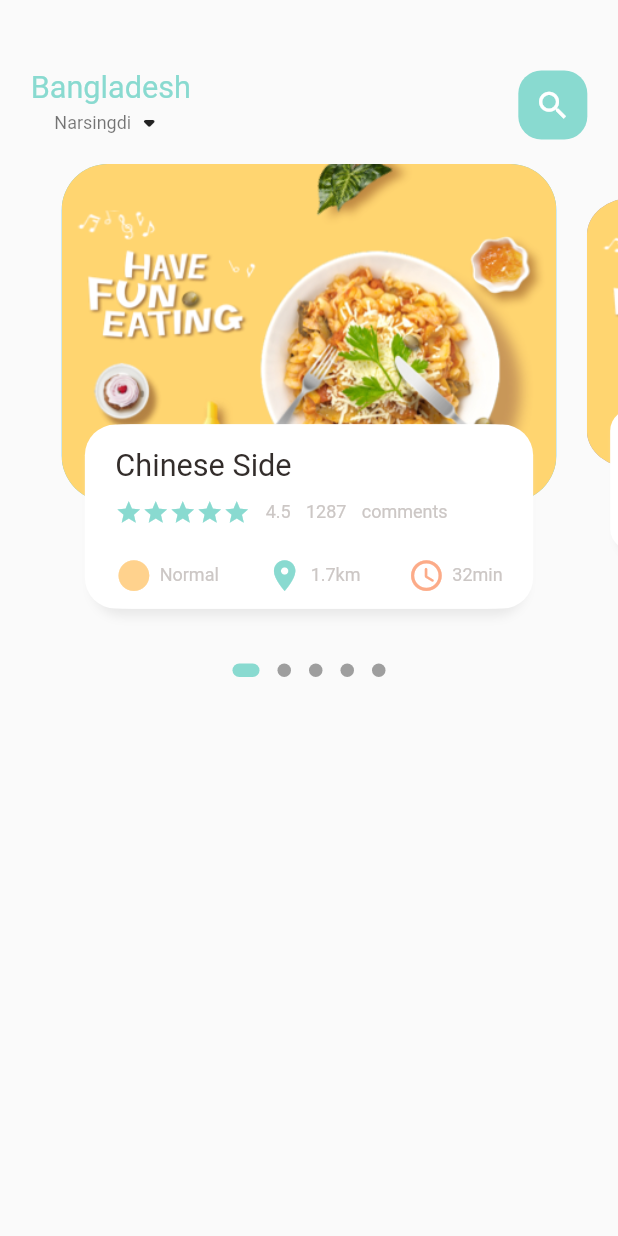
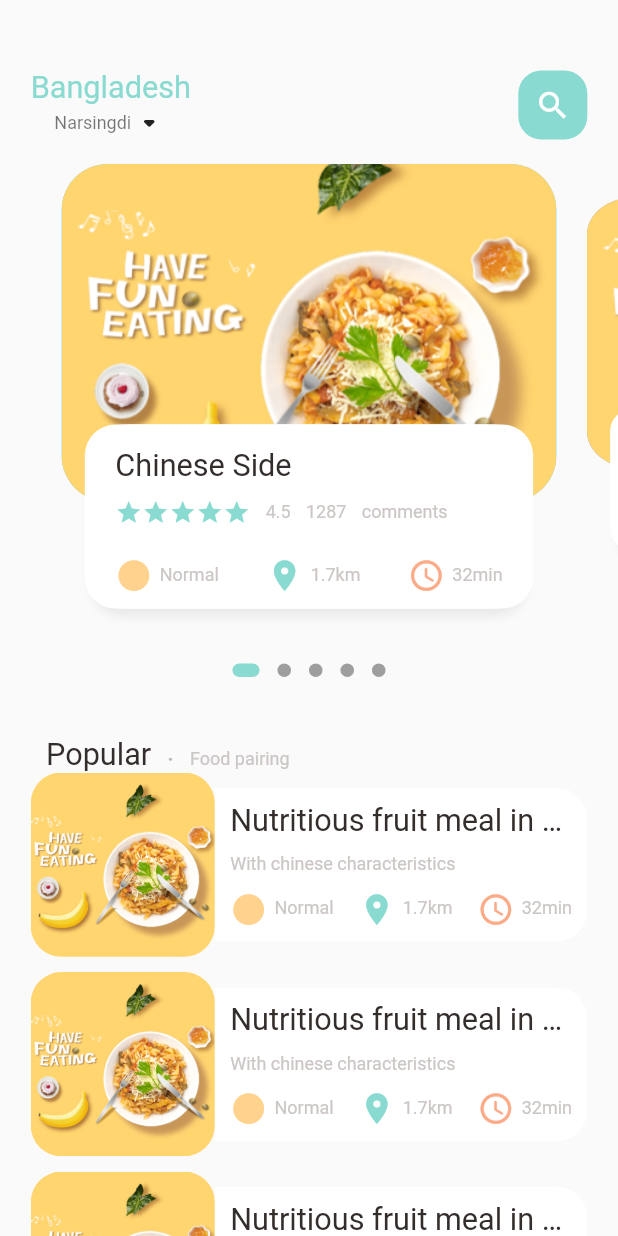
Before and after one commit to savagenur/flutter-food-delivery, a Flutter app: the screen it shows after launch, on a phone screen of 412 x 824 dp. Run offline on Flutter 3.47's test engine with Material 2 defaults, Android fonts, the phone set to English and light mode, and no system bars; drawn by our look-alikes of dots_indicator; our stand-ins replace get.

Commit message:
Bottom ListView.builder, physics, schrinkWrap, Expanded, SingleChildScrollView

```diff
--- a/lib/home/food_page_body.dart
+++ b/lib/home/food_page_body.dart
@@ -6,6 +6,7 @@ import 'package:food_delivery/utils/dimensions.dart';
 import 'package:food_delivery/widgets/big_text.dart';
 import 'package:food_delivery/widgets/icon_and_text_widget.dart';
 import 'package:food_delivery/widgets/small_text.dart';
+import 'package:get/get.dart';
 
 class FoodPageBody extends StatefulWidget {
   const FoodPageBody({Key? key}) : super(key: key);
@@ -37,6 +38,7 @@ class _FoodPageBodyState extends State<FoodPageBody> {
 
   @override
   Widget build(BuildContext context) {
+    // print('AAAAAAAAAAAAAAA: ${Get.context!.width}');
     return Column(
       children: [
         // Slider section
@@ -62,6 +64,120 @@ class _FoodPageBodyState extends State<FoodPageBody> {
                 borderRadius: BorderRadius.circular(5.0)),
           ),
         ),
+        SizedBox(
+          height: Dimensions.height30,
+        ),
+        Container(
+          margin: EdgeInsets.only(left: Dimensions.width30),
+          child: Row(
+            crossAxisAlignment: CrossAxisAlignment.end,
+            children: [
+              BigText(text: "Popular"),
+              SizedBox(
+                width: Dimensions.width10,
+              ),
+              Container(
+                margin: const EdgeInsets.only(bottom: 3),
+                child: BigText(
+                  text: '.',
+                  color: Colors.black26,
+                ),
+              ),
+              SizedBox(
+                width: Dimensions.width10,
+              ),
+              Container(
+                margin: const EdgeInsets.only(bottom: 2),
+                child: SmallText(
+                  text: "Food pairing",
+                ),
+              ),
+              // List of food and images
+            ],
+          ),
+        ),
+        Container(
+          height: 700,
+          child: ListView.builder(
+              physics: NeverScrollableScrollPhysics(),
+              // shrinkWrap: true,
+              itemCount: 10,
+              itemBuilder: ((context, index) {
+                return Container(
+                  margin: EdgeInsets.only(
+                      left: Dimensions.width20,
+                      right: Dimensions.width20,
+                      bottom: Dimensions.height10),
+                  child: Row(
+                    children: [
+                      // image section
+                      Container(
+                        width: Dimensions.listViewImgSize,
+                        height: Dimensions.listViewImgSize,
+                        decoration: BoxDecoration(
+                            borderRadius:
+                                BorderRadius.circular(Dimensions.radius20),
+                            color: Colors.white38,
+                            image: DecorationImage(
+                              image: AssetImage("assets/image/food0.png"),
+                              fit: BoxFit.cover,
+                            )),
+                      ),
+                      // text container
+                      Expanded(
+                        child: Container(
+                          height: Dimensions.listTextViewContSize,
+                          decoration: BoxDecoration(
+                              color: Colors.white,
+                              borderRadius: BorderRadius.only(
+                                  topRight:
+                                      Radius.circular(Dimensions.radius20),
+                                  bottomRight:
+                                      Radius.circular(Dimensions.radius20))),
+                          child: Padding(
+                            padding: EdgeInsets.only(
+                                left: Dimensions.width10,
+                                right: Dimensions.width10),
+                            child: Column(
+                              crossAxisAlignment: CrossAxisAlignment.start,
+                              mainAxisAlignment: MainAxisAlignment.center,
+                              children: [
+                                BigText(text: "Nutritious fruit meal in China"),
+                                SizedBox(
+                                  height: Dimensions.height10,
+                                ),
+                                SmallText(text: "With chinese characteristics"),
+                                SizedBox(
+                                  height: Dimensions.height10,
+                                ),
+                                Row(
+                                  mainAxisAlignment:
+                                      MainAxisAlignment.spaceBetween,
+                                  children: [
+                                    IconAndTextWidget(
+                                        icon: Icons.circle_sharp,
+                                        text: "Normal",
+                                        iconColor: AppColors.iconColor1),
+                                    IconAndTextWidget(
+                                        icon: Icons.location_on,
+                                        text: "1.7km",
+                                        iconColor: AppColors.mainColor),
+                                    IconAndTextWidget(
+                                        icon: Icons.access_time_rounded,
+                                        text: "32min",
+                                        iconColor: AppColors.iconColor2),
+                                  ],
+                                )
+                              ],
+                            ),
+                          ),
+                        ),
+                      )
+                    ],
+                  ),
+                );
+              })),
+        )
       ],
     );
   }
--- a/lib/home/main_food_page.dart
+++ b/lib/home/main_food_page.dart
@@ -64,7 +64,9 @@ class _MainFoodPageState extends State<MainFoodPage> {
             ),
           ),
           // Showing the body
-          FoodPageBody(),
+          Expanded(child: SingleChildScrollView(
+            child: FoodPageBody(),
+          )),
         ],
       ),
     );
--- a/lib/utils/dimensions.dart
+++ b/lib/utils/dimensions.dart
@@ -35,4 +35,8 @@ class Dimensions {
 
 // Icon size
   static double iconSize24 = screenHeight / 33.58;
+
+// List view size
+  static double listViewImgSize = screenHeight / 6.71;
+  static double listTextViewContSize = screenHeight / 8.06;
 }
```
